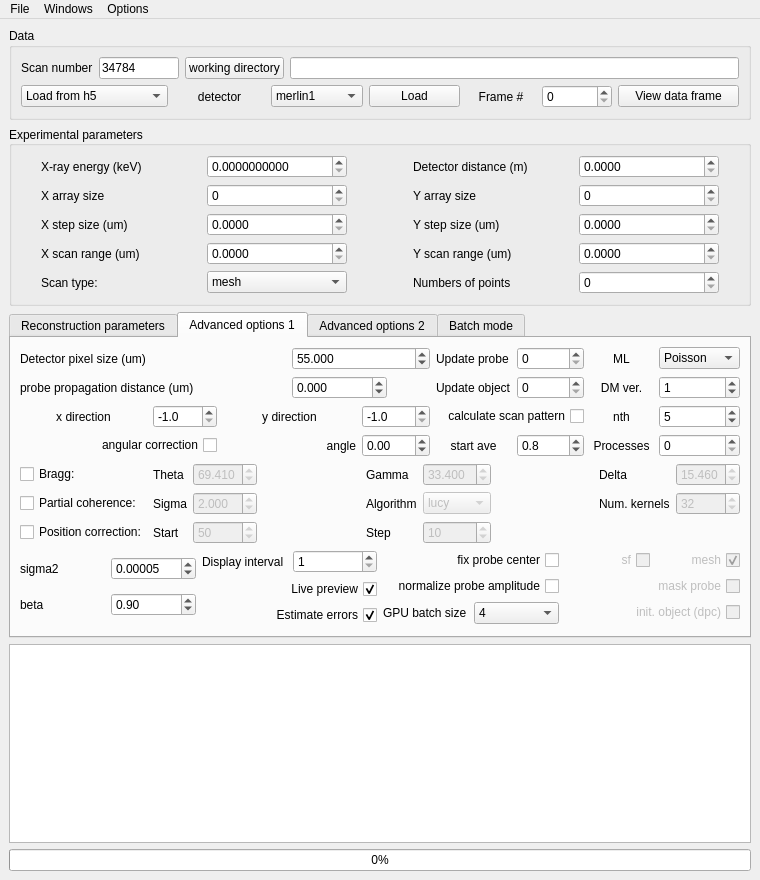
This is nsls2ptycho/ui/ui_ptycho.ui in NSLS-II/ptycho_gui as Qt 5 draws it before an edit. The edited form follows.
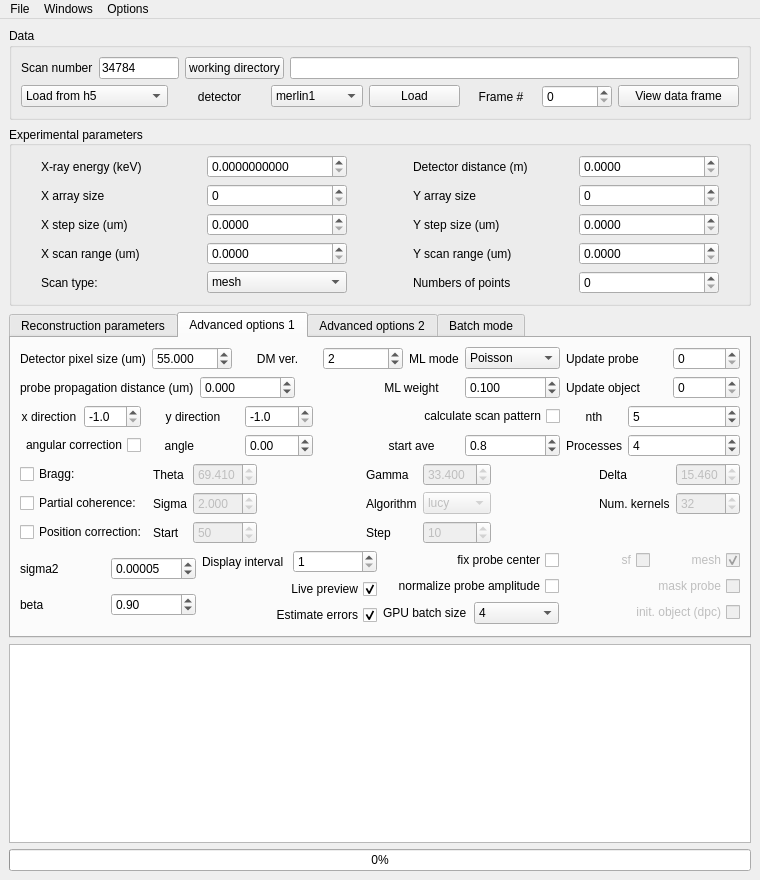
This is the edited form. The open tabs and pages were chosen to show the change.

```diff
--- a/nsls2ptycho/ui/ui_ptycho.ui
+++ b/nsls2ptycho/ui/ui_ptycho.ui
@@ -1182,83 +1182,78 @@
        <layout class="QVBoxLayout" name="verticalLayout_8">
         <item>
          <layout class="QGridLayout" name="gridLayout_3">
-          <item row="2" column="2">
-           <widget class="QDoubleSpinBox" name="sp_x_direction">
-            <property name="decimals">
-             <number>1</number>
-            </property>
-            <property name="minimum">
-             <double>-1.000000000000000</double>
-            </property>
-            <property name="maximum">
-             <double>1.000000000000000</double>
-            </property>
-            <property name="singleStep">
-             <double>0.100000000000000</double>
-            </property>
-            <property name="value">
-             <double>-1.000000000000000</double>
-            </property>
-           </widget>
-          </item>
           <item row="0" column="7">
-           <widget class="QSpinBox" name="sp_start_update_probe">
-            <property name="maximum">
-             <number>1000000</number>
+           <widget class="QLabel" name="label_10">
+            <property name="text">
+             <string>ML mode</string>
+            </property>
+            <property name="alignment">
+             <set>Qt::AlignCenter</set>
             </property>
            </widget>
           </item>
           <item row="2" column="9">
+           <widget class="QLabel" name="label_6">
+            <property name="text">
+             <string>nth</string>
+            </property>
+            <property name="alignment">
+             <set>Qt::AlignCenter</set>
+            </property>
+           </widget>
+          </item>
+          <item row="3" column="0" colspan="2">
+           <widget class="QCheckBox" name="ck_angle_correction_flag">
+            <property name="layoutDirection">
+             <enum>Qt::RightToLeft</enum>
+            </property>
+            <property name="text">
+             <string>angular correction</string>
+            </property>
+           </widget>
+          </item>
+          <item row="1" column="6" colspan="2">
+           <widget class="QLabel" name="label_61">
+            <property name="text">
+             <string>ML weight</string>
+            </property>
+            <property name="alignment">
+             <set>Qt::AlignCenter</set>
+            </property>
+           </widget>
+          </item>
+          <item row="3" column="10" colspan="2">
+           <widget class="QSpinBox" name="sp_processes">
+            <property name="maximum">
+             <number>1000000</number>
+            </property>
+            <property name="value">
+             <number>4</number>
+            </property>
+           </widget>
+          </item>
+          <item row="0" column="11">
+           <widget class="QSpinBox" name="sp_start_update_probe">
+            <property name="maximum">
+             <number>1000000</number>
+            </property>
+           </widget>
+          </item>
+          <item row="1" column="9" colspan="2">
+           <widget class="QLabel" name="label_29">
+            <property name="text">
+             <string>Update object</string>
+            </property>
+           </widget>
+          </item>
+          <item row="2" column="10" colspan="2">
            <widget class="QSpinBox" name="sp_nth">
             <property name="value">
              <number>5</number>
             </property>
            </widget>
           </item>
-          <item row="3" column="9">
-           <widget class="QSpinBox" name="sp_processes">
-            <property name="maximum">
-             <number>1000000</number>
-            </property>
-           </widget>
-          </item>
-          <item row="3" column="7">
-           <widget class="QDoubleSpinBox" name="sp_start_ave">
-            <property name="decimals">
-             <number>1</number>
-            </property>
-            <property name="maximum">
-             <double>1.000000000000000</double>
-            </property>
-            <property name="singleStep">
-             <double>0.100000000000000</double>
-            </property>
-            <property name="value">
-             <double>0.800000000000000</double>
-            </property>
-           </widget>
-          </item>
-          <item row="3" column="6">
-           <widget class="QLabel" name="label_5">
-            <property name="text">
-             <string>start ave</string>
-            </property>
-            <property name="alignment">
-             <set>Qt::AlignCenter</set>
-            </property>
-           </widget>
-          </item>
-          <item row="2" column="6" colspan="2">
-           <widget class="QCheckBox" name="ck_cal_scal_pattern_flag">
-            <property name="layoutDirection">
-             <enum>Qt::RightToLeft</enum>
-            </property>
-            <property name="text">
-             <string>calculate scan pattern</string>
-            </property>
-           </widget>
-          </item>
-          <item row="3" column="5">
+          <item row="3" column="4">
            <widget class="QDoubleSpinBox" name="sp_angle">
             <property name="minimum">
              <double>-181.000000000000000</double>
@@ -1268,46 +1263,24 @@
             </property>
            </widget>
           </item>
-          <item row="0" column="8">
-           <widget class="QLabel" name="label_10">
+          <item row="3" column="6" colspan="2">
+           <widget class="QLabel" name="label_5">
             <property name="text">
-             <string>ML</string>
+             <string>start ave</string>
             </property>
             <property name="alignment">
              <set>Qt::AlignCenter</set>
             </property>
            </widget>
           </item>
-          <item row="1" column="8">
-           <widget class="QLabel" name="label_30">
+          <item row="0" column="9" colspan="2">
+           <widget class="QLabel" name="label_28">
             <property name="text">
-             <string>DM ver.</string>
+             <string>Update probe</string>
             </property>
-            <property name="alignment">
-             <set>Qt::AlignCenter</set>
-            </property>
            </widget>
           </item>
-          <item row="2" column="5">
-           <widget class="QDoubleSpinBox" name="sp_y_direction">
-            <property name="decimals">
-             <number>1</number>
-            </property>
-            <property name="minimum">
-             <double>-1.000000000000000</double>
-            </property>
-            <property name="maximum">
-             <double>1.000000000000000</double>
-            </property>
-            <property name="singleStep">
-             <double>0.100000000000000</double>
-            </property>
-            <property name="value">
-             <double>-1.000000000000000</double>
-            </property>
-           </widget>
-          </item>
-          <item row="2" column="0" colspan="2">
+          <item row="2" column="0">
            <widget class="QLabel" name="label_49">
             <property name="text">
              <string>x direction</string>
@@ -1317,31 +1290,49 @@
             </property>
            </widget>
           </item>
-          <item row="3" column="0" colspan="3">
-           <widget class="QCheckBox" name="ck_angle_correction_flag">
-            <property name="layoutDirection">
-             <enum>Qt::RightToLeft</enum>
+          <item row="2" column="1">
+           <widget class="QDoubleSpinBox" name="sp_x_direction">
+            <property name="decimals">
+             <number>1</number>
             </property>
-            <property name="text">
-             <string>angular correction</string>
+            <property name="minimum">
+             <double>-1.000000000000000</double>
             </property>
+            <property name="maximum">
+             <double>1.000000000000000</double>
+            </property>
+            <property name="singleStep">
+             <double>0.100000000000000</double>
+            </property>
+            <property name="value">
+             <double>-1.000000000000000</double>
+            </property>
            </widget>
           </item>
-          <item row="1" column="6">
-           <widget class="QLabel" name="label_29">
-            <property name="text">
-             <string>Update object</string>
+          <item row="3" column="8">
+           <widget class="QDoubleSpinBox" name="sp_start_ave">
+            <property name="decimals">
+             <number>1</number>
             </property>
+            <property name="maximum">
+             <double>1.000000000000000</double>
+            </property>
+            <property name="singleStep">
+             <double>0.100000000000000</double>
+            </property>
+            <property name="value">
+             <double>0.800000000000000</double>
+            </property>
            </widget>
           </item>
-          <item row="1" column="0" colspan="4">
+          <item row="1" column="0" colspan="3">
            <widget class="QLabel" name="label_4">
             <property name="text">
              <string>probe propagation distance (um)</string>
             </property>
            </widget>
           </item>
-          <item row="1" column="4" colspan="2">
+          <item row="1" column="3" colspan="3">
            <widget class="QDoubleSpinBox" name="sp_distance">
             <property name="sizePolicy">
              <sizepolicy hsizetype="Fixed" vsizetype="Fixed">
@@ -1360,7 +1351,7 @@
             </property>
            </widget>
           </item>
-          <item row="0" column="9">
+          <item row="0" column="8">
            <widget class="QComboBox" name="cb_ml_mode">
             <item>
              <property name="text">
@@ -1374,45 +1365,46 @@
             </item>
            </widget>
           </item>
-          <item row="1" column="7">
-           <widget class="QSpinBox" name="sp_start_update_object">
+          <item row="3" column="2">
+           <widget class="QLabel" name="label_2">
+            <property name="text">
+             <string>angle</string>
+            </property>
+            <property name="alignment">
+             <set>Qt::AlignRight|Qt::AlignTrailing|Qt::AlignVCenter</set>
+            </property>
+           </widget>
+          </item>
+          <item row="2" column="4">
+           <widget class="QDoubleSpinBox" name="sp_y_direction">
+            <property name="decimals">
+             <number>1</number>
+            </property>
+            <property name="minimum">
+             <double>-1.000000000000000</double>
+            </property>
             <property name="maximum">
-             <number>1000000</number>
+             <double>1.000000000000000</double>
             </property>
-           </widget>
-          </item>
-          <item row="1" column="9">
-           <widget class="QSpinBox" name="sp_dm_version">
+            <property name="singleStep">
+             <double>0.100000000000000</double>
+            </property>
             <property name="value">
-             <number>1</number>
+             <double>-1.000000000000000</double>
             </property>
            </widget>
           </item>
-          <item row="2" column="8">
-           <widget class="QLabel" name="label_6">
-            <property name="text">
-             <string>nth</string>
+          <item row="2" column="5" colspan="4">
+           <widget class="QCheckBox" name="ck_cal_scal_pattern_flag">
+            <property name="layoutDirection">
+             <enum>Qt::RightToLeft</enum>
             </property>
-            <property name="alignment">
-             <set>Qt::AlignCenter</set>
-            </property>
-           </widget>
-          </item>
-          <item row="0" column="6">
-           <widget class="QLabel" name="label_28">
             <property name="text">
-             <string>Update probe</string>
+             <string>calculate scan pattern</string>
             </property>
            </widget>
           </item>
-          <item row="0" column="0" colspan="4">
-           <widget class="QLabel" name="label_7">
-            <property name="text">
-             <string>Detector pixel size (um)</string>
-            </property>
-           </widget>
-          </item>
-          <item row="2" column="3" colspan="2">
+          <item row="2" column="2" colspan="2">
            <widget class="QLabel" name="label_50">
             <property name="text">
              <string>y direction</string>
@@ -1422,10 +1414,17 @@
             </property>
            </widget>
           </item>
-          <item row="0" column="4" colspan="2">
-           <widget class="QDoubleSpinBox" name="sp_ccd_pixel_um">
+          <item row="1" column="11">
+           <widget class="QSpinBox" name="sp_start_update_object">
+            <property name="maximum">
+             <number>1000000</number>
+            </property>
+           </widget>
+          </item>
+          <item row="1" column="8">
+           <widget class="QDoubleSpinBox" name="sp_ml_weight">
             <property name="sizePolicy">
-             <sizepolicy hsizetype="Preferred" vsizetype="Fixed">
+             <sizepolicy hsizetype="Fixed" vsizetype="Fixed">
               <horstretch>0</horstretch>
               <verstretch>0</verstretch>
              </sizepolicy>
@@ -1433,15 +1432,18 @@
             <property name="decimals">
              <number>3</number>
             </property>
+            <property name="minimum">
+             <double>-999999.998999999952503</double>
+            </property>
             <property name="maximum">
-             <double>1000.000000000000000</double>
+             <double>999999.998999999952503</double>
             </property>
             <property name="value">
-             <double>55.000000000000000</double>
+             <double>0.100000000000000</double>
             </property>
            </widget>
           </item>
-          <item row="3" column="8">
+          <item row="3" column="9">
            <widget class="QLabel" name="label_31">
             <property name="text">
              <string>Processes</string>
@@ -1451,15 +1453,52 @@
             </property>
            </widget>
           </item>
-          <item row="3" column="3" colspan="2">
-           <widget class="QLabel" name="label_2">
-            <property name="text">
-             <string>angle</string>
-            </property>
-            <property name="alignment">
-             <set>Qt::AlignRight|Qt::AlignTrailing|Qt::AlignVCenter</set>
-            </property>
-           </widget>
+          <item row="0" column="0" colspan="7">
+           <layout class="QHBoxLayout" name="horizontalLayout_22">
+            <item>
+             <widget class="QLabel" name="label_7">
+              <property name="text">
+               <string>Detector pixel size (um)</string>
+              </property>
+             </widget>
+            </item>
+            <item>
+             <widget class="QDoubleSpinBox" name="sp_ccd_pixel_um">
+              <property name="sizePolicy">
+               <sizepolicy hsizetype="Preferred" vsizetype="Fixed">
+                <horstretch>0</horstretch>
+                <verstretch>0</verstretch>
+               </sizepolicy>
+              </property>
+              <property name="decimals">
+               <number>3</number>
+              </property>
+              <property name="maximum">
+               <double>1000.000000000000000</double>
+              </property>
+              <property name="value">
+               <double>55.000000000000000</double>
+              </property>
+             </widget>
+            </item>
+            <item>
+             <widget class="QLabel" name="label_30">
+              <property name="text">
+               <string>DM ver.</string>
+              </property>
+              <property name="alignment">
+               <set>Qt::AlignCenter</set>
+              </property>
+             </widget>
+            </item>
+            <item>
+             <widget class="QSpinBox" name="sp_dm_version">
+              <property name="value">
+               <number>2</number>
+              </property>
+             </widget>
+            </item>
+           </layout>
           </item>
          </layout>
         </item>
```
Left out of the diff: 9 changed lines with no effect on the pictures.
